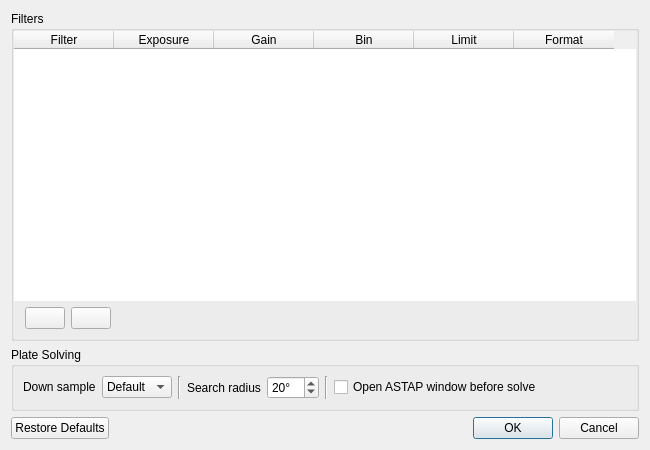
Above: qt/scheduleentry.ui from EthanChappel/Ecliptic before the change. Below: the same form after it.
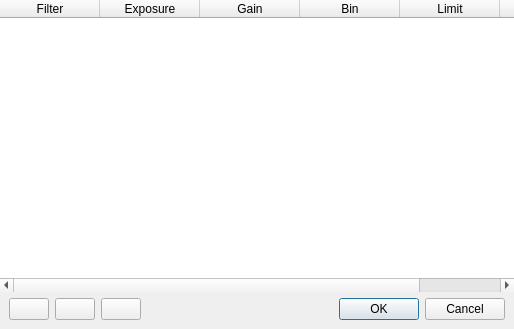
That is the form after the change. Icons and pictures are not drawn.

Commit message: Remove plate solve section

```diff
--- a/qt/scheduleentry.ui
+++ b/qt/scheduleentry.ui
@@ -6,8 +6,8 @@
    <rect>
     <x>0</x>
     <y>0</y>
-    <width>650</width>
-    <height>450</height>
+    <width>514</width>
+    <height>329</height>
    </rect>
   </property>
   <property name="windowTitle">
@@ -17,12 +17,6 @@
    <bool>true</bool>
   </property>
   <layout class="QVBoxLayout" name="verticalLayout">
-   <item>
-    <widget class="QGroupBox" name="filters_group_box">
-     <property name="title">
-      <string>Filters</string>
-     </property>
-     <layout class="QVBoxLayout" name="verticalLayout_2">
       <property name="leftMargin">
        <number>0</number>
       </property>
@@ -32,6 +26,9 @@
       <property name="rightMargin">
        <number>0</number>
       </property>
+   <property name="bottomMargin">
+    <number>0</number>
+   </property>
       <item>
        <widget class="QTableWidget" name="filter_table">
         <property name="frameShape">
@@ -73,15 +70,18 @@
        </widget>
       </item>
       <item>
-       <layout class="QHBoxLayout" name="horizontalLayout">
+    <layout class="QHBoxLayout" name="horizontalLayout_2">
         <property name="leftMargin">
-         <number>11</number>
+      <number>9</number>
         </property>
         <property name="rightMargin">
-         <number>11</number>
+      <number>9</number>
+     </property>
+     <property name="bottomMargin">
+      <number>9</number>
         </property>
         <item>
-         <widget class="QPushButton" name="add_filter_button">
+      <widget class="QPushButton" name="add_button">
           <property name="text">
            <string/>
           </property>
@@ -92,7 +92,7 @@
          </widget>
         </item>
         <item>
-         <widget class="QPushButton" name="remove_filter_button">
+      <widget class="QPushButton" name="remove_button">
           <property name="text">
            <string/>
           </property>
@@ -103,136 +103,14 @@
          </widget>
         </item>
         <item>
-         <spacer name="horizontalSpacer">
-          <property name="orientation">
-           <enum>Qt::Horizontal</enum>
-          </property>
-          <property name="sizeHint" stdset="0">
-           <size>
-            <width>40</width>
-            <height>20</height>
-           </size>
-          </property>
-         </spacer>
-        </item>
-       </layout>
-      </item>
-     </layout>
-    </widget>
-   </item>
-   <item>
-    <widget class="QGroupBox" name="solve_group_box">
-     <property name="title">
-      <string>Plate Solving</string>
-     </property>
-     <layout class="QHBoxLayout" name="horizontalLayout_2">
-      <item>
-       <layout class="QFormLayout" name="formLayout">
-        <item row="0" column="0">
-         <widget class="QLabel" name="label">
+      <widget class="QPushButton" name="reset_button">
           <property name="text">
-           <string>Down sample</string>
-          </property>
-         </widget>
-        </item>
-        <item row="0" column="1">
-         <widget class="QComboBox" name="down_sample_combo_box">
-          <item>
-           <property name="text">
-            <string>Default</string>
-           </property>
-          </item>
-          <item>
-           <property name="text">
-            <string>Auto</string>
-           </property>
-          </item>
-          <item>
-           <property name="text">
-            <string>1</string>
-           </property>
-          </item>
-          <item>
-           <property name="text">
-            <string>2</string>
-           </property>
-          </item>
-          <item>
-           <property name="text">
-            <string>3</string>
-           </property>
-          </item>
-          <item>
-           <property name="text">
-            <string>4</string>
-           </property>
-          </item>
-         </widget>
-        </item>
-       </layout>
-      </item>
-      <item>
-       <widget class="Line" name="line">
-        <property name="orientation">
-         <enum>Qt::Vertical</enum>
-        </property>
-       </widget>
-      </item>
-      <item>
-       <layout class="QFormLayout" name="formLayout_2">
-        <item row="0" column="0">
-         <widget class="QLabel" name="label_2">
-          <property name="text">
-           <string>Search radius</string>
-          </property>
-         </widget>
-        </item>
-        <item row="0" column="1">
-         <widget class="QSpinBox" name="search_radius_spin_box">
-          <property name="suffix">
-           <string>°</string>
-          </property>
-          <property name="minimum">
-           <number>1</number>
-          </property>
-          <property name="maximum">
-           <number>180</number>
-          </property>
-          <property name="value">
-           <number>20</number>
-          </property>
-         </widget>
-        </item>
-       </layout>
-      </item>
-      <item>
-       <widget class="Line" name="line_2">
-        <property name="orientation">
-         <enum>Qt::Vertical</enum>
-        </property>
-       </widget>
-      </item>
-      <item>
-       <widget class="QCheckBox" name="debug_check_box">
-        <property name="text">
-         <string>Open ASTAP window before solve</string>
-        </property>
-       </widget>
-      </item>
-      <item>
-       <spacer name="horizontalSpacer_2">
-        <property name="orientation">
-         <enum>Qt::Horizontal</enum>
-        </property>
-        <property name="sizeHint" stdset="0">
-         <size>
-          <width>40</width>
-          <height>20</height>
-         </size>
-        </property>
-       </spacer>
-      </item>
-     </layout>
+        <string/>
+       </property>
+       <property name="icon">
+        <iconset resource="resources/res.qrc">
+         <normaloff>:/icons/ic_replay_white_48px.svg</normaloff>:/icons/ic_replay_white_48px.svg</iconset>
+       </property>
     </widget>
    </item>
    <item>
@@ -241,9 +119,11 @@
       <enum>Qt::Horizontal</enum>
      </property>
      <property name="standardButtons">
-      <set>QDialogButtonBox::Cancel|QDialogButtonBox::Ok|QDialogButtonBox::RestoreDefaults</set>
-     </property>
-    </widget>
+        <set>QDialogButtonBox::Cancel|QDialogButtonBox::Ok</set>
+       </property>
+      </widget>
+     </item>
+    </layout>
    </item>
   </layout>
  </widget>
```
Lines whose indentation alone changed are shown as unchanged. The commit also changes 1 other file.
